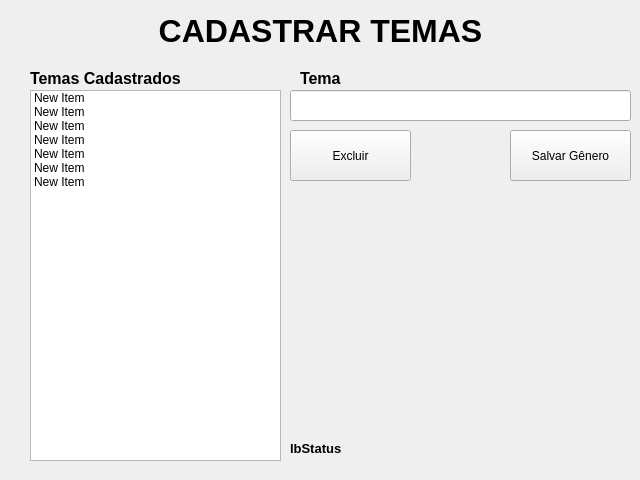
mateusmoratelli/MinhaBiblioteca, file screen/ui_designer/screen_cadastro_temas.ui: the form before one commit.
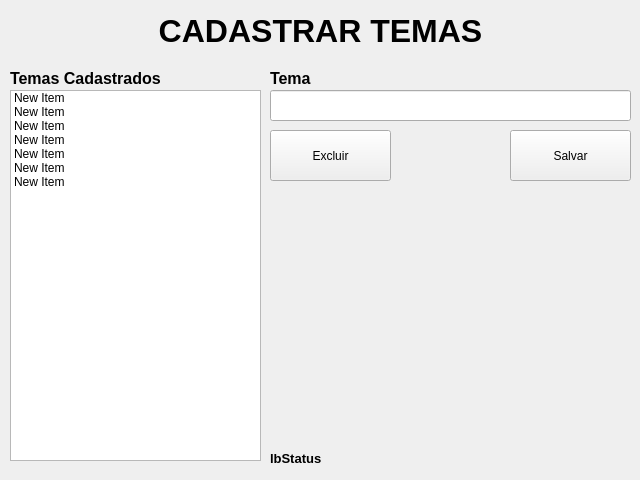
The form after the commit. Icons and pictures are not drawn.

```diff
--- a/screen/ui_designer/screen_cadastro_temas.ui
+++ b/screen/ui_designer/screen_cadastro_temas.ui
@@ -48,7 +48,7 @@
   <widget class="QListWidget" name="lstTemas">
    <property name="geometry">
     <rect>
-     <x>30</x>
+     <x>10</x>
      <y>90</y>
      <width>251</width>
      <height>371</height>
@@ -103,7 +103,7 @@
     <bool>true</bool>
    </property>
    <property name="text">
-    <string>Salvar Gênero</string>
+    <string>Salvar</string>
    </property>
    <property name="icon">
     <iconset>
@@ -119,9 +119,9 @@
   <widget class="QLineEdit" name="txtTema">
    <property name="geometry">
     <rect>
-     <x>290</x>
+     <x>270</x>
      <y>90</y>
-     <width>341</width>
+     <width>361</width>
      <height>31</height>
     </rect>
    </property>
@@ -134,7 +134,7 @@
   <widget class="QLabel" name="label_2">
    <property name="geometry">
     <rect>
-     <x>300</x>
+     <x>270</x>
      <y>70</y>
      <width>121</width>
      <height>16</height>
@@ -154,7 +154,7 @@
   <widget class="QLabel" name="label_3">
    <property name="geometry">
     <rect>
-     <x>30</x>
+     <x>10</x>
      <y>70</y>
      <width>241</width>
      <height>16</height>
@@ -174,7 +174,7 @@
   <widget class="QPushButton" name="btExcluirTema">
    <property name="geometry">
     <rect>
-     <x>290</x>
+     <x>270</x>
      <y>130</y>
      <width>121</width>
      <height>51</height>
@@ -200,9 +200,9 @@
   <widget class="QLabel" name="lbStatus">
    <property name="geometry">
     <rect>
-     <x>290</x>
-     <y>440</y>
-     <width>341</width>
+     <x>270</x>
+     <y>450</y>
+     <width>361</width>
      <height>16</height>
     </rect>
    </property>
```
